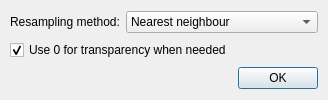
Above: qgsgeorefwarpoptionsdialogbase.ui from mmassing/georeferencer before the change. Below: the same form after it.
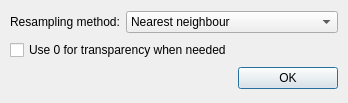
That is the form after the change.

Commit message: georeferencer: disable the setting of 0 as nodata value by default, apply more robust version of if-statement in QgsRasterLayer::drawMultiBandColor

```diff
--- a/qgsgeorefwarpoptionsdialogbase.ui
+++ b/qgsgeorefwarpoptionsdialogbase.ui
@@ -8,8 +8,8 @@
    <rect>
     <x>0</x>
     <y>0</y>
-    <width>282</width>
-    <height>100</height>
+    <width>348</width>
+    <height>103</height>
    </rect>
   </property>
   <property name="windowTitle" >
@@ -67,7 +67,7 @@
       <string>Use 0 for transparency when needed</string>
      </property>
      <property name="checked" >
-      <bool>true</bool>
+      <bool>false</bool>
      </property>
     </widget>
    </item>
```
Left out of the diff: 3 changed lines with no effect on the pictures. The commit also changes 1 other file.
